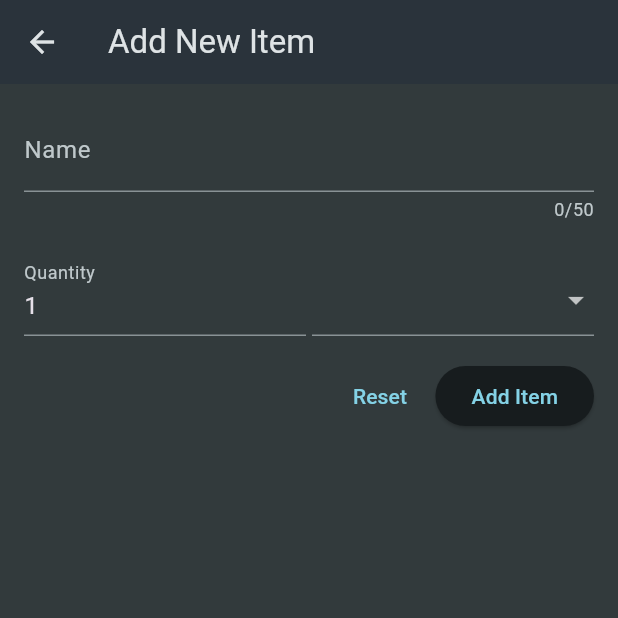
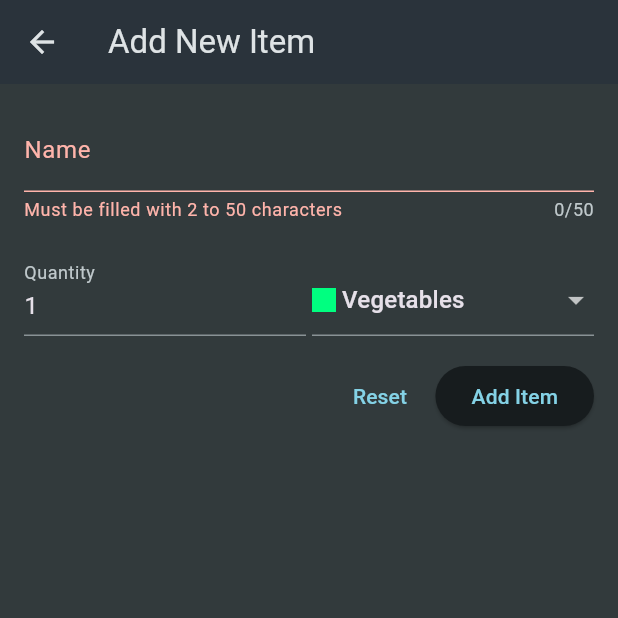
Before and after one commit to moharoon11/flutter_handling_userinputs, a Flutter app: the NewItem screen opened directly, after a tap on "Add Item", on a phone screen of 412 x 824 dp, the top half of it. Run offline on Flutter 3.47's test engine with Material 3 defaults, Android fonts, the phone set to English and light mode, and no system bars.

Commit message:
last commit

```diff
--- a/lib/widgets/new_item.dart
+++ b/lib/widgets/new_item.dart
@@ -1,5 +1,7 @@
 import 'package:flutter/material.dart';
 import 'package:handling_user_inputs/data/categories.dart';
+import 'package:handling_user_inputs/models/category.dart';
+import 'package:handling_user_inputs/models/grocery_item.dart';
 
 class NewItem extends StatefulWidget {
   const NewItem({super.key});
@@ -9,6 +11,23 @@
 }
 
 class _NewItemState extends State<NewItem> {
+  final _formKey = GlobalKey<FormState>();
+  var _enteredName = '';
+  var _enteredQuantity = 1;
+  var _selectedCategory = categories[Categories.vegetables]!;
+
+  void _saveItem() {
+    if (_formKey.currentState!.validate()) {
+      _formKey.currentState!.save();
+
+      Navigator.of(context).pop(GroceryItem(
+          id: DateTime.now().toString(),
+          name: _enteredName,
+          quantity: _enteredQuantity,
+          category: _selectedCategory));
+    }
+  }
+
   @override
   Widget build(BuildContext context) {
     return Scaffold(
@@ -20,9 +39,13 @@
       body: Padding(
         padding: const EdgeInsets.all(16),
         child: Form(
+          key: _formKey,
           child: Column(
             children: [
               TextFormField(
+                onSaved: (value) {
+                  _enteredName = value!;
+                },
                 maxLength: 50,
                 decoration: const InputDecoration(
                   label: Text(
@@ -30,7 +53,13 @@
                   ),
                 ),
                 validator: (value) {
-                  return "error handling...";
+                  if (value == null ||
+                      value.isEmpty ||
+                      value.trim().length <= 1 ||
+                      value.trim().length > 50) {
+                    return "Must be filled with 2 to 50 characters";
+                  }
+                  return null;
                 },
               ),
               const SizedBox(
@@ -41,7 +70,20 @@
                 children: [
                   Expanded(
                     child: TextFormField(
-                      initialValue: '1',
+                      onSaved: (value) {
+                        _enteredQuantity = int.parse(value!);
+                      },
+                      validator: (value) {
+                        if (value == null ||
+                            value.isEmpty ||
+                            int.tryParse(value) == null ||
+                            int.tryParse(value)! <= 0) {
+                          return "Must be a valid, positive number.";
+                        }
+                        return null;
+                      },
+                      initialValue: _enteredQuantity.toString(),
+                      keyboardType: TextInputType.number,
                       decoration: const InputDecoration(
                         label: Text(
                           'Quantity',
@@ -51,7 +93,9 @@
                   ),
                   const SizedBox(width: 4),
                   Expanded(
-                    child: DropdownButtonFormField(items: [
+                    child: DropdownButtonFormField(
+                        value: _selectedCategory,
+                        items: [
                           for (final category in categories.entries)
                             DropdownMenuItem(
                               value: category.value,
@@ -67,7 +111,12 @@
                                 ],
                               ),
                             )
-                    ], onChanged: (value) {}),
+                        ],
+                        onChanged: (value) {
+                          setState(() {
+                            _selectedCategory = value!;
+                          });
+                        }),
                   ),
                 ],
               ),
@@ -81,11 +130,13 @@
                     child: const Text(
                       'Reset',
                     ),
-                    onPressed: () {},
+                    onPressed: () {
+                      _formKey.currentState!.reset();
+                    },
                   ),
                   const SizedBox(width: 5),
                   ElevatedButton(
-                    onPressed: () {},
+                    onPressed: _saveItem,
                     child: const Text(
                       'Add Item',
                     ),
```
Also changed, not shown: lib/widgets/grocery_list.dart (+40 -17 lines). Lines whose indentation alone changed are shown as unchanged.
